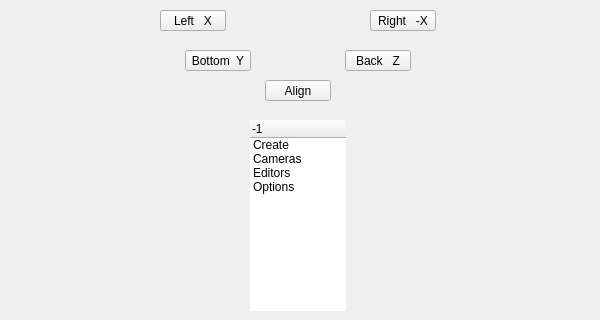
Above: ui/1_base_menus/cameras.ui from m3trik/Scripts_portable before the change; both pictures show x 0 to 600 and y 280 to 600 of the 600 by 600 pixel window. Below: the same form after it.
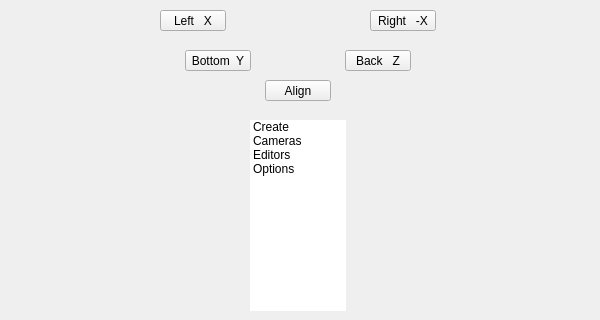
That is the form after the change. Custom widgets are drawn as their Qt base class.

What changed in the file:
```diff
--- a/ui/1_base_menus/cameras.ui
+++ b/ui/1_base_menus/cameras.ui
@@ -233,7 +233,7 @@
       <bool>false</bool>
      </property>
      <property name="headerHidden">
-      <bool>false</bool>
+      <bool>true</bool>
      </property>
      <property name="expandsOnDoubleClick">
       <bool>false</bool>
@@ -242,7 +242,7 @@
       <number>1</number>
      </property>
      <attribute name="headerVisible">
-      <bool>true</bool>
+      <bool>false</bool>
      </attribute>
      <column>
       <property name="text">
```
